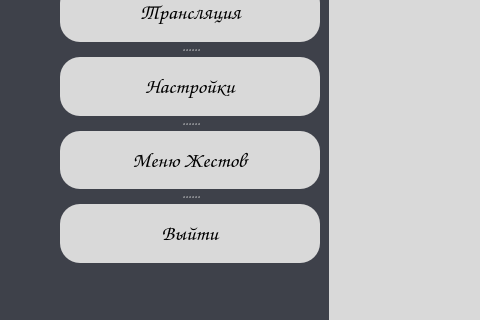
Qt form src/qt_designer_files/content_window.ui (vergilhimself/HandSight) before a commit; both pictures show x 0 to 480 and y 277 to 597 of the 1280 by 720 pixel window.
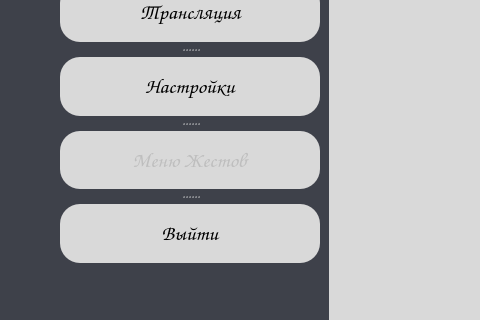
The same form after that commit. Icons and pictures are not drawn.

Commit message: Убрана возможность открывать окно жестов (на время демо)

Patch:
```diff
--- a/src/qt_designer_files/content_window.ui
+++ b/src/qt_designer_files/content_window.ui
@@ -136,6 +136,9 @@
                     </property>
                 </widget>
                 <widget class="QPushButton" name="gestures_button">
+     <property name="enabled">
+      <bool>false</bool>
+     </property>
                     <property name="font">
                         <font>
                             <family>Comic Sans MS</family>
```
Lines whose indentation alone changed are shown as unchanged. The commit also changes 1 other file.
